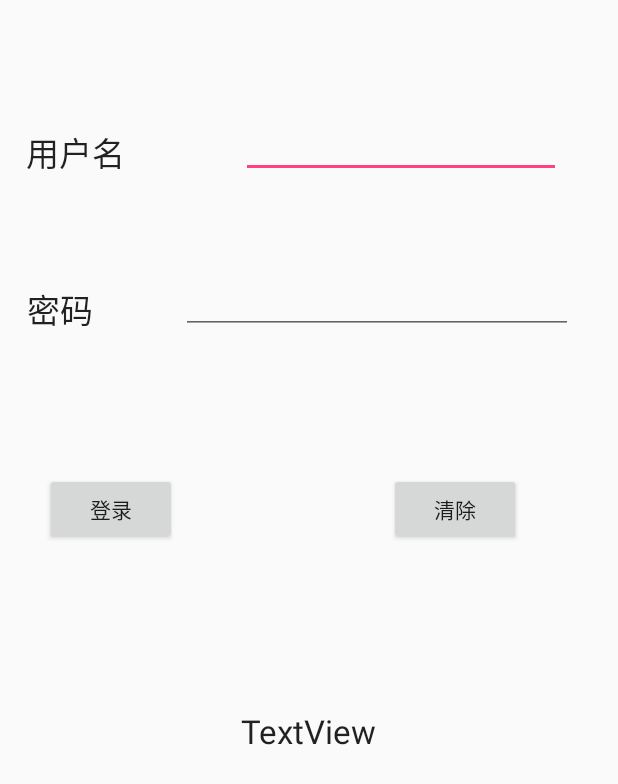
After one commit to peterzheng98/2017-2018-B_DS_TrainTicketBooking, an Android app: the layout online_login_layout.xml on its own in the app's theme, with its tools: preview values and no code run, on a phone screen of 412 x 824 dp. The commit adds this screen. Shown: the top 784 px of the screen. Run offline under Robolectric (Android 15) with nearby library versions, the phone set to English and light mode, and no system bars.

Commit message:
[Develop 2-3] Android UI Section 2

```diff
--- /dev/null
+++ b/AndroidPart/feature/src/main/res/layout/online_login_layout.xml
@@ -0,0 +1,138 @@
+<?xml version="1.0" encoding="utf-8"?>
+<android.support.constraint.ConstraintLayout
+    xmlns:android="http://schemas.android.com/apk/res/android"
+    xmlns:app="http://schemas.android.com/apk/res-auto"
+    xmlns:tools="http://schemas.android.com/tools"
+    android:layout_width="match_parent"
+    android:layout_height="match_parent">
+
+    <TextView
+        android:id="@+id/textView"
+        android:layout_width="wrap_content"
+        android:layout_height="28dp"
+        android:layout_marginBottom="8dp"
+        android:layout_marginEnd="8dp"
+        android:layout_marginLeft="8dp"
+        android:layout_marginRight="8dp"
+        android:layout_marginStart="8dp"
+        android:layout_marginTop="8dp"
+        android:text="用户名"
+        android:textAppearance="@style/TextAppearance.AppCompat.Large"
+        app:layout_constraintBottom_toBottomOf="parent"
+        app:layout_constraintEnd_toEndOf="parent"
+        app:layout_constraintHorizontal_bias="0.028"
+        app:layout_constraintStart_toStartOf="parent"
+        app:layout_constraintTop_toTopOf="parent"
+        app:layout_constraintVertical_bias="0.098" />
+
+    <EditText
+        android:id="@+id/passName"
+        android:layout_width="wrap_content"
+        android:layout_height="wrap_content"
+        android:layout_marginBottom="8dp"
+        android:layout_marginEnd="8dp"
+        android:layout_marginLeft="8dp"
+        android:layout_marginRight="8dp"
+        android:layout_marginStart="8dp"
+        android:layout_marginTop="8dp"
+        android:ems="10"
+        android:inputType="textPersonName"
+        app:layout_constraintBottom_toBottomOf="parent"
+        app:layout_constraintEnd_toEndOf="parent"
+        app:layout_constraintHorizontal_bias="0.836"
+        app:layout_constraintStart_toStartOf="parent"
+        app:layout_constraintTop_toTopOf="parent"
+        app:layout_constraintVertical_bias="0.086" />
+
+    <TextView
+        android:id="@+id/textView4"
+        android:layout_width="wrap_content"
+        android:layout_height="wrap_content"
+        android:layout_marginBottom="8dp"
+        android:layout_marginEnd="8dp"
+        android:layout_marginLeft="8dp"
+        android:layout_marginRight="8dp"
+        android:layout_marginStart="8dp"
+        android:layout_marginTop="8dp"
+        android:text="密码"
+        android:textAppearance="@style/TextAppearance.AppCompat.Large"
+        app:layout_constraintBottom_toBottomOf="parent"
+        app:layout_constraintEnd_toEndOf="parent"
+        app:layout_constraintHorizontal_bias="0.028"
+        app:layout_constraintStart_toStartOf="parent"
+        app:layout_constraintTop_toTopOf="parent"
+        app:layout_constraintVertical_bias="0.234" />
+
+    <EditText
+        android:id="@+id/passWord"
+        android:layout_width="261dp"
+        android:layout_height="wrap_content"
+        android:layout_marginBottom="8dp"
+        android:layout_marginEnd="8dp"
+        android:layout_marginLeft="8dp"
+        android:layout_marginRight="8dp"
+        android:layout_marginStart="8dp"
+        android:layout_marginTop="8dp"
+        android:ems="10"
+        android:inputType="textPassword"
+        app:layout_constraintBottom_toBottomOf="parent"
+        app:layout_constraintEnd_toEndOf="parent"
+        app:layout_constraintHorizontal_bias="0.836"
+        app:layout_constraintStart_toStartOf="parent"
+        app:layout_constraintTop_toTopOf="parent"
+        app:layout_constraintVertical_bias="0.222" />
+
+    <Button
+        android:id="@+id/loginButton"
+        android:layout_width="wrap_content"
+        android:layout_height="wrap_content"
+        android:layout_marginBottom="8dp"
+        android:layout_marginEnd="8dp"
+        android:layout_marginLeft="8dp"
+        android:layout_marginRight="8dp"
+        android:layout_marginStart="8dp"
+        android:layout_marginTop="8dp"
+        android:text="登录"
+        app:layout_constraintBottom_toBottomOf="parent"
+        app:layout_constraintEnd_toEndOf="parent"
+        app:layout_constraintHorizontal_bias="0.071"
+        app:layout_constraintStart_toStartOf="parent"
+        app:layout_constraintTop_toTopOf="parent"
+        app:layout_constraintVertical_bias="0.404" />
+
+    <Button
+        android:id="@+id/clearButton"
+        android:layout_width="wrap_content"
+        android:layout_height="wrap_content"
+        android:layout_marginBottom="8dp"
+        android:layout_marginEnd="8dp"
+        android:layout_marginLeft="8dp"
+        android:layout_marginRight="8dp"
+        android:layout_marginStart="8dp"
+        android:layout_marginTop="8dp"
+        android:text="清除"
+        app:layout_constraintBottom_toBottomOf="parent"
+        app:layout_constraintEnd_toEndOf="parent"
+        app:layout_constraintHorizontal_bias="0.817"
+        app:layout_constraintStart_toStartOf="parent"
+        app:layout_constraintTop_toTopOf="parent"
+        app:layout_constraintVertical_bias="0.404" />
+
+    <TextView
+        android:id="@+id/loginResult"
+        android:layout_width="wrap_content"
+        android:layout_height="wrap_content"
+        android:layout_marginBottom="8dp"
+        android:layout_marginEnd="8dp"
+        android:layout_marginLeft="8dp"
+        android:layout_marginRight="8dp"
+        android:layout_marginStart="8dp"
+        android:layout_marginTop="8dp"
+        android:text="TextView"
+        android:textAppearance="@style/TextAppearance.AppCompat.Large"
+        app:layout_constraintBottom_toBottomOf="parent"
+        app:layout_constraintEnd_toEndOf="parent"
+        app:layout_constraintStart_toStartOf="parent"
+        app:layout_constraintTop_toTopOf="parent"
+        app:layout_constraintVertical_bias="0.597" />
+</android.support.constraint.ConstraintLayout>
```
Also changed, not shown: AndroidPart/feature/build.gradle (+20 -0 lines), AndroidPart/feature/src/main/AndroidManifest.xml (+22 -2 lines), AndroidPart/feature/src/main/java/group/peterzheng/trainticketbookingsystem/feature/DataCenter.kt (+17 -0 lines), AndroidPart/feature/src/main/java/group/peterzheng/trainticketbookingsystem/feature/MainActivity.kt (+59 -18 lines), AndroidPart/feature/src/main/java/group/peterzheng/trainticketbookingsystem/feature/onlineLogin.kt (added, +39 -0 lines), 1 other file.
